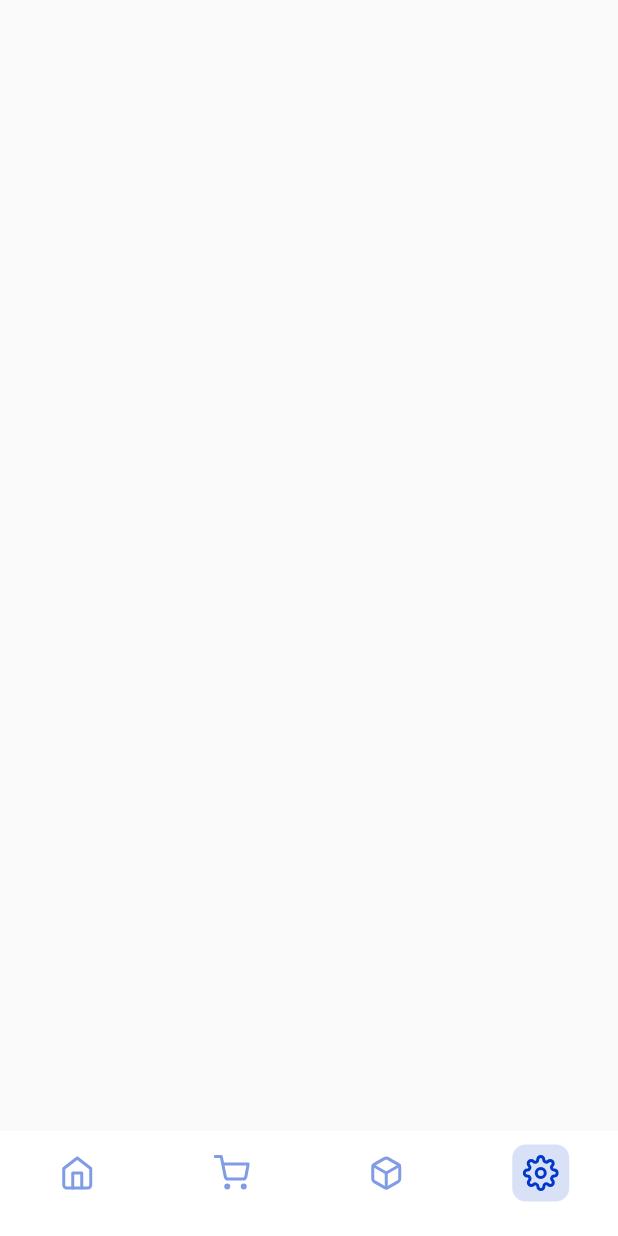
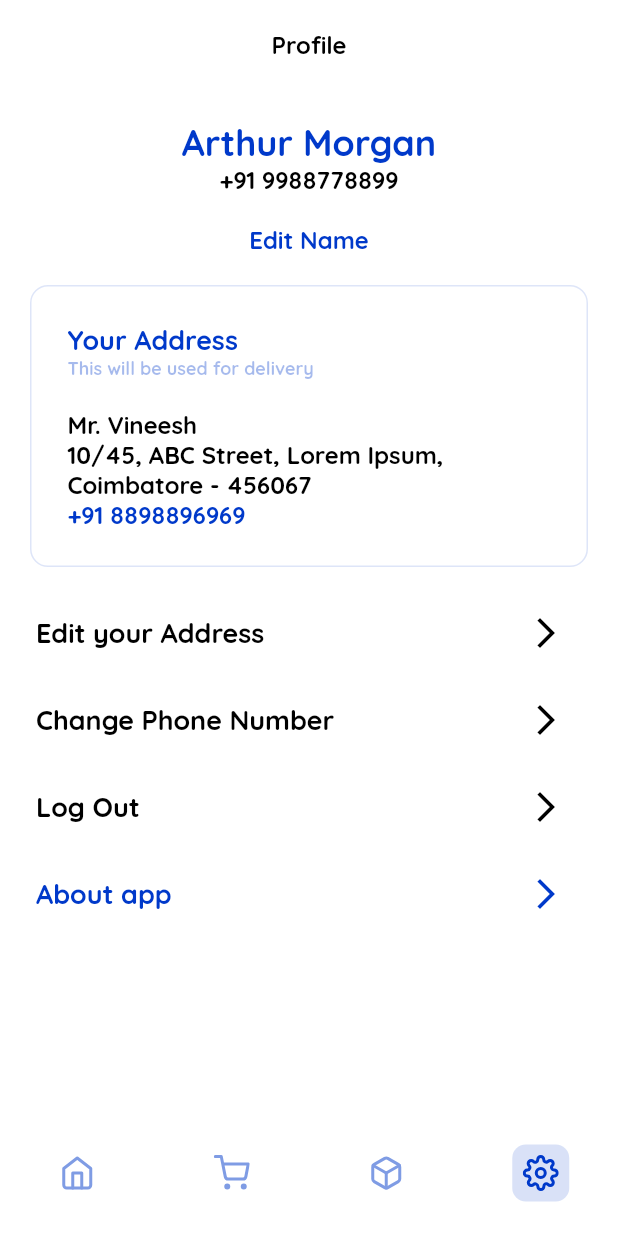
Before and after one commit to sivaperumal644/electronic_emart_vendor, a Flutter app: the NavigateScreens screen opened directly, item 4 of the bottom bar chosen, on a phone screen of 412 x 824 dp. Run offline on Flutter 3.47's test engine with Material 2 defaults, Android fonts, the phone set to English and light mode, and no system bars; our stand-ins replace feather_icons_flutter.

Commit message:
Profile is implemented.

```diff
--- a/lib/components/setting_option.dart
+++ b/lib/components/setting_option.dart
@@ -3,8 +3,9 @@ import 'package:flutter/material.dart';
 
 class SettingsOption extends StatelessWidget {
   final String title;
+  final Color color;
 
-  SettingsOption({this.title});
+  SettingsOption({this.title, this.color});
 
   @override
   Widget build(BuildContext context) {
@@ -16,14 +17,14 @@ class SettingsOption extends StatelessWidget {
           Text(
             title,
             style: TextStyle(
-              color: BLACK_COLOR,
+              color: color,
               fontSize: 18,
               fontWeight: FontWeight.bold,
             ),
           ),
           IconButton(
             onPressed: () {},
-            icon: Icon(Icons.arrow_forward_ios),
+            icon: Icon(Icons.arrow_forward_ios, color: color,),
           )
         ],
       ),
--- a/lib/screens/nav_screens.dart
+++ b/lib/screens/nav_screens.dart
@@ -2,6 +2,7 @@ import 'package:electronic_emart_vendor/components/bottom_bar.dart';
 import 'package:electronic_emart_vendor/screens/home_screen/home_screen.dart';
 import 'package:electronic_emart_vendor/screens/inventory_screen/inventory_screen.dart';
 import 'package:electronic_emart_vendor/screens/order_screen/order_screens.dart';
+import 'package:electronic_emart_vendor/screens/profile_screen/profile_screen.dart';
 import 'package:feather_icons_flutter/feather_icons_flutter.dart';
 import 'package:flutter/material.dart';
 
@@ -42,7 +43,7 @@ class _NavigateScreensState extends State<NavigateScreens> {
       case 2:
         return OrderScreen();
       case 3:
-        return Container();
+        return ProfileScreen();
       default:
         return Container();
     }
--- a/lib/screens/order_screen/order_screens.dart
+++ b/lib/screens/order_screen/order_screens.dart
@@ -59,7 +59,10 @@ class _OrderScreenState extends State<OrderScreen> {
                 ),
               );
             },
-            child: SettingsOption(title: 'Order History'),
+            child: SettingsOption(
+              title: 'Order History',
+              color: BLACK_COLOR,
+            ),
           ),
           Container(
             margin: EdgeInsets.only(top: 10),
@@ -67,6 +70,7 @@ class _OrderScreenState extends State<OrderScreen> {
               onTap: () {},
               child: SettingsOption(
                 title: 'Download your data',
+                color: BLACK_COLOR,
               ),
             ),
           )
--- /dev/null
+++ b/lib/screens/profile_screen/profile_screen.dart
@@ -0,0 +1,114 @@
+import 'package:electronic_emart_vendor/components/setting_option.dart';
+import 'package:electronic_emart_vendor/constants/colors.dart';
+import 'package:electronic_emart_vendor/screens/profile_screen/about_app.dart';
+import 'package:electronic_emart_vendor/screens/profile_screen/change_number.dart';
+import 'package:electronic_emart_vendor/screens/profile_screen/edit_address.dart';
+import 'package:flutter/material.dart';
+
+class ProfileScreen extends StatefulWidget {
+  @override
+  _ProfileScreenState createState() => _ProfileScreenState();
+}
+
+class _ProfileScreenState extends State<ProfileScreen> {
+  @override
+  Widget build(BuildContext context) {
+    return Scaffold(
+      backgroundColor: WHITE_COLOR,
+      body: ListView(
+        children: <Widget>[
+          Container(padding: EdgeInsets.only(top: 20)),
+          textWidget('Profile', TextAlign.center, BLACK_COLOR, 16),
+          Container(padding: EdgeInsets.only(top: 40)),
+          textWidget('Arthur Morgan', TextAlign.center, PRIMARY_COLOR, 24),
+          textWidget('+91 9988778899', TextAlign.center, BLACK_COLOR, 16),
+          Container(padding: EdgeInsets.only(top: 20)),
+          textWidget('Edit Name', TextAlign.center, PRIMARY_COLOR, 16),
+          addressContainer(),
+          InkWell(
+            onTap: () {
+              Navigator.push(
+                context,
+                MaterialPageRoute(builder: (context) => EditAddress()),
+              );
+            },
+            child: SettingsOption(
+              title: 'Edit your Address',
+              color: BLACK_COLOR,
+            ),
+          ),
+          Container(padding: EdgeInsets.only(top: 10)),
+          InkWell(
+            onTap: () {
+              Navigator.push(
+                context,
+                MaterialPageRoute(builder: (context) => ChangeNumber()),
+              );
+            },
+            child: SettingsOption(
+              title: 'Change Phone Number',
+              color: BLACK_COLOR,
+            ),
+          ),
+          Container(padding: EdgeInsets.only(top: 10)),
+          SettingsOption(
+            title: 'Log Out',
+            color: BLACK_COLOR,
+          ),
+          Container(padding: EdgeInsets.only(top: 10)),
+          InkWell(
+            onTap: () {
+              Navigator.push(
+                context,
+                MaterialPageRoute(builder: (context) => AboutApp()),
+              );
+            },
+            child: SettingsOption(
+              title: 'About app',
+              color: PRIMARY_COLOR,
+            ),
+          )
+        ],
+      ),
+    );
+  }
+
+  Widget textWidget(
+      String text, TextAlign textAlign, Color color, double size) {
+    return Container(
+      width: MediaQuery.of(context).size.width,
+      child: Text(
+        text,
+        textAlign: textAlign,
+        style: TextStyle(
+          fontSize: size,
+          fontWeight: FontWeight.bold,
+          color: color,
+        ),
+      ),
+    );
+  }
+
+  Widget addressContainer() {
+    return Container(
+      padding: EdgeInsets.all(24),
+      margin: EdgeInsets.all(20),
+      decoration: BoxDecoration(
+          border: Border.all(color: PRIMARY_COLOR.withOpacity(0.13)),
+          borderRadius: BorderRadius.circular(12)),
+      child: Column(
+        children: <Widget>[
+          textWidget('Your Address', TextAlign.start, PRIMARY_COLOR, 18),
+          textWidget('This will be used for delivery', TextAlign.start,
+              PRIMARY_COLOR.withOpacity(0.35), 12),
+          Container(margin: EdgeInsets.only(top: 20)),
+          textWidget('Mr. Vineesh', TextAlign.start, BLACK_COLOR, 16),
+          textWidget('10/45, ABC Street, Lorem Ipsum,', TextAlign.start,
+              BLACK_COLOR, 16),
+          textWidget('Coimbatore - 456067', TextAlign.start, BLACK_COLOR, 16),
+          textWidget('+91 8898896969', TextAlign.start, PRIMARY_COLOR, 16),
+        ],
+      ),
+    );
+  }
+}
--- a/pubspec.yaml
+++ b/pubspec.yaml
@@ -25,6 +25,7 @@ dependencies:
   cupertino_icons: ^0.1.2
   feather_icons_flutter: ^4.7.4
   provider: ^3.0.0+1
+  flutter_svg: 0.13.1
 
 dev_dependencies:
   flutter_test:
@@ -49,6 +50,7 @@ flutter:
 
   assets:
     - assets/images/place_holder.png
+    - assets/images/flutter_logo.png
 
   # An image asset can refer to one or more resolution-specific "variants", see
   # https://flutter.dev/assets-and-images/#resolution-aware.
@@ -81,6 +83,10 @@ flutter:
       - asset: assets/fonts/Quicksand-Bold.ttf
       - asset: assets/fonts/Quicksand-Light.ttf
       - asset: assets/fonts/Quicksand-Regular.ttf
+    - family: IBMPlexMono
+      fonts:
+      - asset: assets/fonts/IBMPlexMono-Bold.ttf
+      - asset: assets/fonts/IBMPlexMono-Regular.ttf
 
   # For details regarding fonts from package dependencies,
   # see https://flutter.dev/custom-fonts/#from-packages
```
Also changed, not shown: lib/screens/login_screen/registration_screen.dart (+3 -5 lines), lib/screens/profile_screen/about_app.dart (added, +152 -0 lines), lib/screens/profile_screen/change_number.dart (added, +106 -0 lines), lib/screens/profile_screen/edit_address.dart (added, +122 -0 lines), lib/screens/profile_screen/otp.dart (added, +95 -0 lines), assets/fonts/IBMPlexMono-Bold.ttf (added), assets/fonts/IBMPlexMono-Regular.ttf (added), assets/images/flutter_logo.png (added), pubspec.lock.
